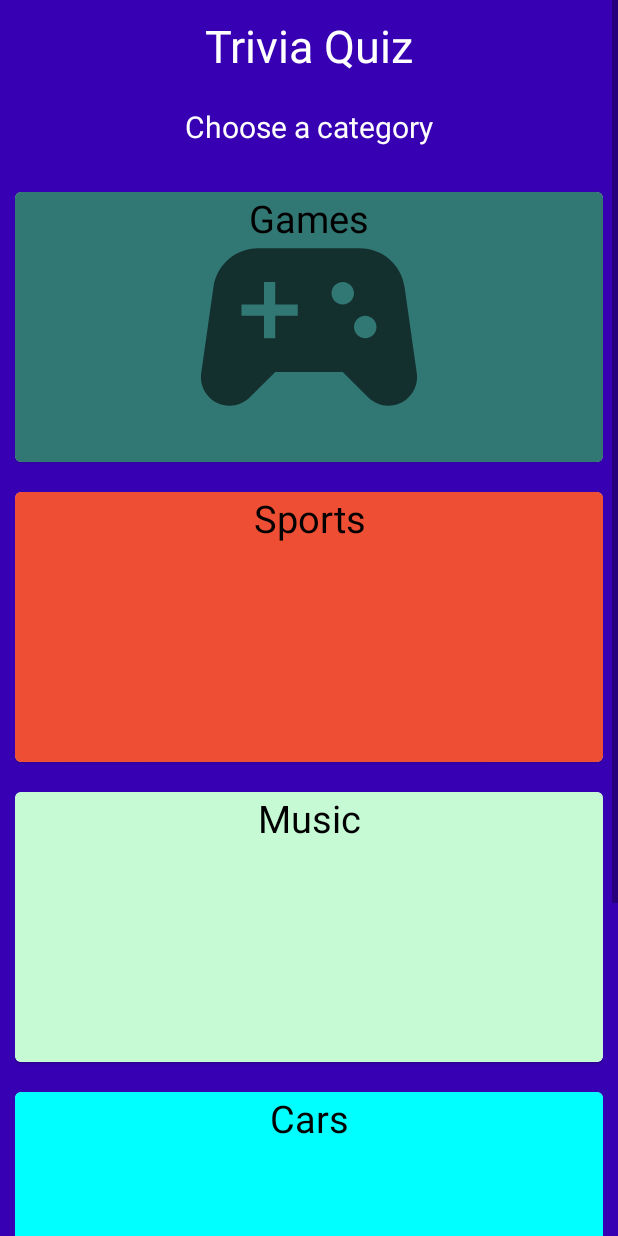
After one commit to TVT20SPO-Ryhma7/Mobiilikehitysprojekti, an Android app: the CategoryFragment screen opened directly, with no data from a screen before it, on a phone screen of 412 x 824 dp. The commit adds this screen. Run offline under Robolectric (Android 15) with nearby library versions, the phone set to English and light mode, and no system bars; our stand-ins replace data binding, navigation-ui.

Commit message:
Fragments with navigations added

```diff
--- a/app/build.gradle
+++ b/app/build.gradle
@@ -29,6 +29,9 @@ android {
     kotlinOptions {
         jvmTarget = '1.8'
     }
+    dataBinding {
+        enabled true
+    }
 }
 
 dependencies {
@@ -41,4 +44,6 @@ dependencies {
     testImplementation 'junit:junit:4.+'
     androidTestImplementation 'androidx.test.ext:junit:1.1.3'
     androidTestImplementation 'androidx.test.espresso:espresso-core:3.4.0'
+    implementation "androidx.navigation:navigation-fragment-ktx:$navigationVersion"
+    implementation "androidx.navigation:navigation-ui-ktx:$navigationVersion"
 }
--- a/app/src/main/AndroidManifest.xml
+++ b/app/src/main/AndroidManifest.xml
@@ -9,6 +9,9 @@
         android:roundIcon="@mipmap/ic_launcher_round"
         android:supportsRtl="true"
         android:theme="@style/Theme.Mobiilikehitysprojekti">
+        <activity
+            android:name=".GameTrivia"
+            android:exported="false" />
         <activity
             android:name=".GameSnake"
             android:exported="false" />
--- /dev/null
+++ b/app/src/main/java/com/example/mobiilikehitysprojekti/CategoryFragment.kt
@@ -0,0 +1,33 @@
+package com.example.mobiilikehitysprojekti
+
+import android.os.Bundle
+
+import androidx.fragment.app.Fragment
+import android.view.LayoutInflater
+import android.view.View
+import android.view.ViewGroup
+import androidx.databinding.DataBindingUtil
+import androidx.navigation.findNavController
+import com.example.mobiilikehitysprojekti.databinding.FragmentCategoryBinding
+
+class CategoryFragment : Fragment() {
+
+    override fun onCreateView(inflater: LayoutInflater, container: ViewGroup?,
+                              savedInstanceState: Bundle?): View? {
+        val binding = DataBindingUtil.inflate<FragmentCategoryBinding>(inflater,
+            R.layout.fragment_category, container, false)
+
+        binding.categoryGames.setOnClickListener(categoryClick)
+        binding.categorySports.setOnClickListener(categoryClick)
+        binding.categoryMusic.setOnClickListener(categoryClick)
+        binding.categoryCars.setOnClickListener(categoryClick)
+        binding.categoryCountries.setOnClickListener(categoryClick)
+
+        return binding.root
+    }
+
+    // Listener for clicking categories
+    private val categoryClick: View.OnClickListener = View.OnClickListener { view ->
+        view.findNavController().navigate(R.id.action_categoryFragment_to_quizFragment)
+    }
+}
--- /dev/null
+++ b/app/src/main/java/com/example/mobiilikehitysprojekti/GameTrivia.kt
@@ -0,0 +1,17 @@
+package com.example.mobiilikehitysprojekti
+
+import androidx.appcompat.app.AppCompatActivity
+import android.os.Bundle
+import androidx.databinding.DataBindingUtil
+import androidx.navigation.findNavController
+import androidx.navigation.ui.NavigationUI
+import com.example.mobiilikehitysprojekti.databinding.ActivityGameTriviaBinding
+
+
+class GameTrivia : AppCompatActivity() {
+    override fun onCreate(savedInstanceState: Bundle?) {
+        super.onCreate(savedInstanceState)
+        @Suppress("UNUSED_VARIABLE")
+        val binding = DataBindingUtil.setContentView<ActivityGameTriviaBinding>(this, R.layout.activity_game_trivia)
+    }
+}
--- a/app/src/main/java/com/example/mobiilikehitysprojekti/MainActivity.kt
+++ b/app/src/main/java/com/example/mobiilikehitysprojekti/MainActivity.kt
@@ -78,8 +78,8 @@ class MainActivity : AppCompatActivity() {
                 Toast.makeText(this, "Tetris", Toast.LENGTH_SHORT).show()
             }
             R.id.mcvTrivia -> {
-                //Placeholder
-                Toast.makeText(this, "Trivia", Toast.LENGTH_SHORT).show()
+                val triviaIntent = Intent(this, GameTrivia::class.java)
+                startActivity(triviaIntent)
             }
             R.id.mcvNopeuspeli -> {
                 //Placeholder
--- /dev/null
+++ b/app/src/main/res/layout/activity_game_trivia.xml
@@ -0,0 +1,19 @@
+<?xml version="1.0" encoding="utf-8"?>
+<layout xmlns:android="http://schemas.android.com/apk/res/android"
+    xmlns:app="http://schemas.android.com/apk/res-auto">
+
+    <LinearLayout
+        android:layout_width="match_parent"
+        android:layout_height="match_parent"
+        android:orientation="vertical">
+
+        <fragment
+            android:id="@+id/myNavHostFragment"
+            android:name="androidx.navigation.fragment.NavHostFragment"
+            android:layout_width="match_parent"
+            android:layout_height="match_parent"
+            app:navGraph="@navigation/navigation"
+            app:defaultNavHost="true" />
+    </LinearLayout>
+
+</layout>
--- /dev/null
+++ b/app/src/main/res/layout/fragment_category.xml
@@ -0,0 +1,190 @@
+<?xml version="1.0" encoding="utf-8"?>
+<layout xmlns:android="http://schemas.android.com/apk/res/android"
+    xmlns:tools="http://schemas.android.com/tools"
+    tools:context="com.example.mobiilikehitysprojekti.CategoryFragment">
+
+    <androidx.constraintlayout.widget.ConstraintLayout
+        android:id="@+id/categoryConstraint"
+        android:layout_width="match_parent"
+        android:layout_height="wrap_content">
+
+        <LinearLayout
+            android:layout_width="match_parent"
+            android:layout_height="match_parent"
+            android:orientation="vertical"
+            android:background="@color/design_default_color_primary_dark">
+
+            <ScrollView
+                android:id="@+id/svGames"
+                android:layout_width="match_parent"
+                android:layout_height="match_parent"
+                android:fillViewport="true">
+
+                <LinearLayout
+                    android:layout_width="match_parent"
+                    android:layout_height="wrap_content"
+                    android:padding="10dp"
+                    android:orientation="vertical">
+
+                    <TextView
+                        android:layout_width="match_parent"
+                        android:layout_height="match_parent"
+                        android:text="Trivia Quiz"
+                        android:textSize="30sp"
+                        android:textColor="@color/white"
+                        android:gravity="center"
+                        android:layout_marginBottom="20dp"
+                        />
+                    <TextView
+                        android:layout_width="match_parent"
+                        android:layout_height="match_parent"
+                        android:text="Choose a category"
+                        android:textSize="20sp"
+                        android:textColor="@color/white"
+                        android:gravity="center"
+                        android:layout_marginBottom="20dp"
+                        />
+
+                    <com.google.android.material.card.MaterialCardView
+                        android:id="@+id/categoryGames"
+                        android:clickable="true"
+                        android:focusable="true"
+                        android:layout_marginVertical="10dp"
+                        android:layout_width="match_parent"
+                        android:layout_height="180dp">
+
+                        <ImageView
+                            android:layout_width="match_parent"
+                            android:layout_height="match_parent"
+                            android:src="@color/teal"
+                            android:contentDescription="@string/game_image"
+                            />
+                        <TextView
+                            android:layout_width="match_parent"
+                            android:layout_height="match_parent"
+                            android:text="Games"
+                            android:textSize="25sp"
+                            android:textAlignment="center"
+                            android:textColor="@color/black"
+                            />
+
+                        <ImageView
+                            android:layout_width="match_parent"
+                            android:layout_height="match_parent"
+                            android:layout_gravity="center"
+                            android:src="@drawable/ic_baseline_sports_esports_24" />
+
+                    </com.google.android.material.card.MaterialCardView>
+
+                    <com.google.android.material.card.MaterialCardView
+                        android:id="@+id/categorySports"
+                        android:clickable="true"
+                        android:focusable="true"
+                        android:layout_marginVertical="10dp"
+                        android:layout_width="match_parent"
+                        android:layout_height="180dp">
+
+                        <ImageView
+                            android:layout_width="match_parent"
+                            android:layout_height="match_parent"
+                            android:src="@color/burntOrange"
+                            android:contentDescription="@string/game_image"
+                            />
+                        <TextView
+                            android:layout_width="match_parent"
+                            android:layout_height="match_parent"
+                            android:text="Sports"
+                            android:textSize="25sp"
+                            android:textAlignment="center"
+                            android:textColor="@color/black"
+                            />
+                        <ImageView
+                            android:layout_width="wrap_content"
+                            android:layout_height="wrap_content"
+                            />
+
+                    </com.google.android.material.card.MaterialCardView>
+
+                    <com.google.android.material.card.MaterialCardView
+                        android:id="@+id/categoryMusic"
+                        android:clickable="true"
+                        android:focusable="true"
+                        android:layout_marginVertical="10dp"
+                        android:layout_width="match_parent"
+                        android:layout_height="180dp">
+
+                        <ImageView
+                            android:layout_width="match_parent"
+                            android:layout_height="match_parent"
+                            android:src="@color/mint"
+                            android:contentDescription="@string/game_image"
+                            />
+                        <TextView
+                            android:layout_width="match_parent"
+                            android:layout_height="match_parent"
+                            android:text="Music"
+                            android:textSize="25sp"
+                            android:textAlignment="center"
+                            android:textColor="@color/black"
+                            />
+
+                    </com.google.android.material.card.MaterialCardView>
+
+                    <com.google.android.material.card.MaterialCardView
+                        android:id="@+id/categoryCars"
+                        android:clickable="true"
+                        android:focusable="true"
+                        android:layout_marginVertical="10dp"
+                        android:layout_width="match_parent"
+                        android:layout_height="180dp">
+
+                        <ImageView
+                            android:layout_width="match_parent"
+                            android:layout_height="match_parent"
+                            android:src="@color/cyan"
+                            android:contentDescription="@string/game_image"
+                            />
+                        <TextView
+                            android:layout_width="match_parent"
+                            android:layout_height="match_parent"
+                            android:text="Cars"
+                            android:textSize="25sp"
+                            android:textAlignment="center"
+                            android:textColor="@color/black"
+                            />
+
+                    </com.google.android.material.card.MaterialCardView>
+
+                    <com.google.android.material.card.MaterialCardView
+                        android:id="@+id/categoryCountries"
+                        android:clickable="true"
+                        android:focusable="true"
+                        android:layout_marginVertical="10dp"
+                        android:layout_width="match_parent"
+                        android:layout_height="180dp">
+
+                        <ImageView
+                            android:layout_width="match_parent"
+                            android:layout_height="match_parent"
+                            android:src="@color/butter"
+                            android:contentDescription="@string/game_image"
+                            />
+                        <TextView
+                            android:layout_width="match_parent"
+                            android:layout_height="match_parent"
+                            android:text="Countries"
+                            android:textSize="25sp"
+                            android:textAlignment="center"
+                            android:textColor="@color/black"
+                            />
+
+                    </com.google.android.material.card.MaterialCardView>
+
+                </LinearLayout>
+
+            </ScrollView>
+
+        </LinearLayout>
+
+    </androidx.constraintlayout.widget.ConstraintLayout>
+</layout>
--- /dev/null
+++ b/app/src/main/res/navigation/navigation.xml
@@ -0,0 +1,38 @@
+<?xml version="1.0" encoding="utf-8"?>
+<navigation xmlns:android="http://schemas.android.com/apk/res/android"
+    xmlns:app="http://schemas.android.com/apk/res-auto"
+    xmlns:tools="http://schemas.android.com/tools"
+    android:id="@+id/navigation"
+    app:startDestination="@id/categoryFragment">
+    <fragment
+        android:id="@+id/categoryFragment"
+        android:name="com.example.mobiilikehitysprojekti.CategoryFragment"
+        android:label="CategoryFragment"
+        tools:layout="@layout/fragment_category">
+        <action
+            android:id="@+id/action_categoryFragment_to_quizFragment"
+            app:destination="@id/quizFragment" />
+    </fragment>
+    <fragment
+        android:id="@+id/quizFragment"
+        android:name="com.example.mobiilikehitysprojekti.QuizFragment"
+        android:label="QuizFragment"
+        tools:layout="@layout/fragment_quiz">
+        <action
+            android:id="@+id/action_quizFragment_to_resultFragment"
+            app:destination="@id/resultFragment"
+            app:popUpTo="@id/quizFragment"
+            app:popUpToInclusive="true" />
+    </fragment>
+    <fragment
+        android:id="@+id/resultFragment"
+        android:name="com.example.mobiilikehitysprojekti.ResultFragment"
+        android:label="fragment_result"
+        tools:layout="@layout/fragment_result" >
+        <action
+            android:id="@+id/action_resultFragment_to_categoryFragment"
+            app:destination="@id/categoryFragment"
+            app:popUpTo="@id/categoryFragment"
+            app:popUpToInclusive="true" />
+    </fragment>
+</navigation>
--- a/app/src/main/res/values/colors.xml
+++ b/app/src/main/res/values/colors.xml
@@ -7,4 +7,10 @@
     <color name="teal_700">#FF018786</color>
     <color name="black">#FF000000</color>
     <color name="white">#FFFFFFFF</color>
+    <color name="burntOrange">#EE4E34</color>
+    <color name="mint">#C5FAD5</color>
+    <color name="butter">#FFFFD2</color>
+    <color name="lavender">#E2D1F9</color>
+    <color name="teal">#317773</color>
+    <color name="cyan">#00FFFF</color>
 </resources>
--- a/build.gradle
+++ b/build.gradle
@@ -1,5 +1,8 @@
 // Top-level build file where you can add configuration options common to all sub-projects/modules.
 buildscript {
+    ext {
+        navigationVersion = "2.4.1"
+    }
     repositories {
         google()
         mavenCentral()
```
Also changed, not shown: app/src/main/java/com/example/mobiilikehitysprojekti/QuizFragment.kt (added, +31 -0 lines), app/src/main/java/com/example/mobiilikehitysprojekti/ResultFragment.kt (added, +24 -0 lines), app/src/main/res/drawable/ic_baseline_question.xml (added, +10 -0 lines), app/src/main/res/layout/fragment_quiz.xml (added, +107 -0 lines), app/src/main/res/layout/fragment_result.xml (added, +63 -0 lines).
